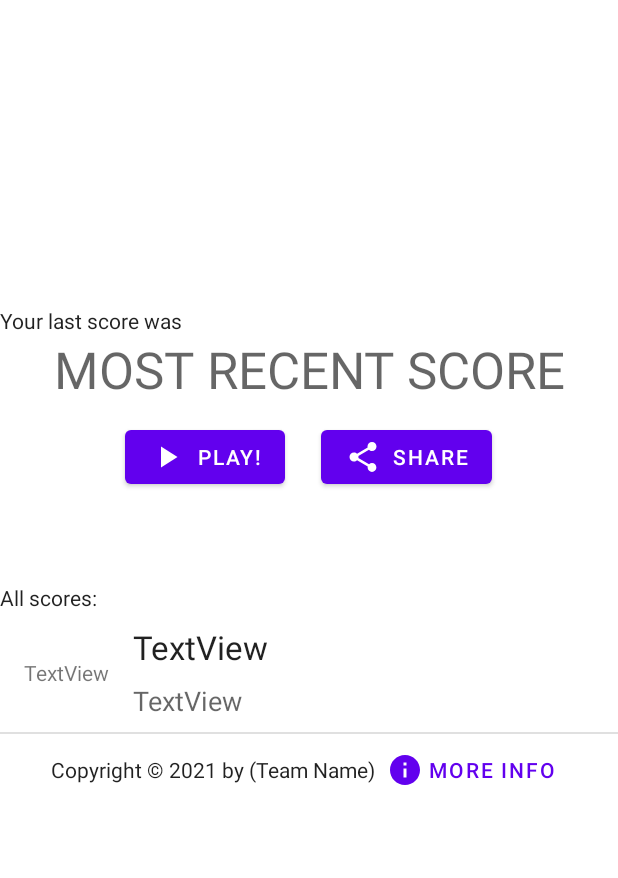
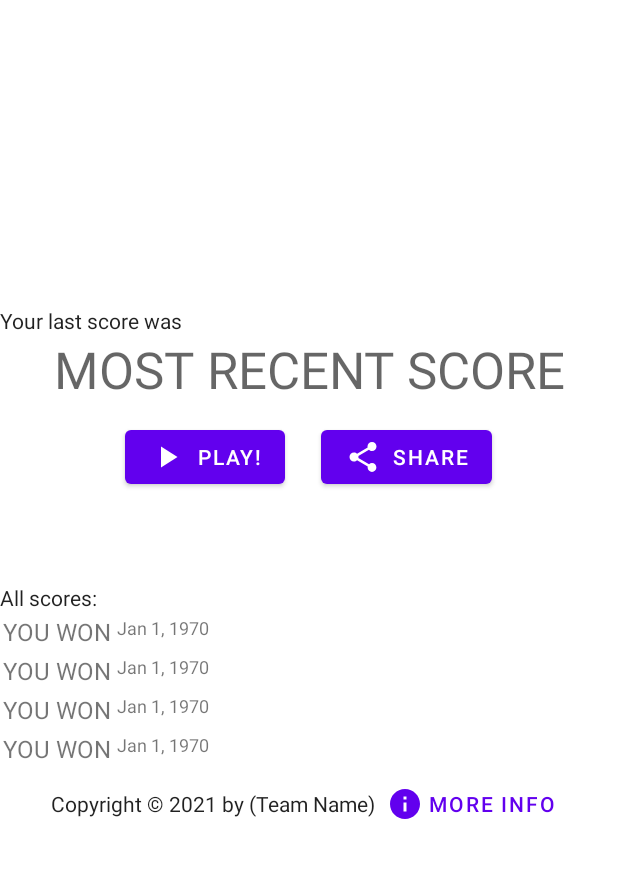
Before and after one commit to JacobFV/20Questions, an Android app: the screen it shows after launch (HomeActivity), on a phone screen of 412 x 824 dp, the part 211-1089 px from its top. Run offline under Robolectric (Android 15) with nearby library versions, the phone set to English and light mode, and no system bars; our stand-ins replace Room's generated code.

Commit message:
home recycler and data model working separately!

```diff
--- a/app/src/main/java/com/example/a20questions/ui/home/HomeActivity.kt
+++ b/app/src/main/java/com/example/a20questions/ui/home/HomeActivity.kt
@@ -14,6 +14,8 @@ import androidx.recyclerview.widget.RecyclerView
 import com.example.a20questions.R
 import com.example.a20questions.data.AppDatabase
 import com.example.a20questions.data.SavedGame
+import com.example.a20questions.data.exampleQuestionsAndAnswers1
+import com.example.a20questions.data.exampleQuestionsAndAnswers2
 import com.example.a20questions.ui.questionnairre.QuestionnaireActivity
 
 class HomeActivity : AppCompatActivity() {
@@ -24,22 +26,29 @@ class HomeActivity : AppCompatActivity() {
     override fun onCreate(savedInstanceState: Bundle?) {
         super.onCreate(savedInstanceState)
         setContentView(R.layout.activity_home)
-        savedGamesListAdaptor = SavedGameRecyclerAdapter(mutableListOf())
+        savedGamesListAdaptor = SavedGameRecyclerAdapter(mutableListOf(
+            SavedGame(1, 1628524385, "Aug 9, 2021 10:00am",
+                exampleQuestionsAndAnswers1, true, "test"),
+            SavedGame(1, 1628524399, "Aug 9, 2021 10:05am",
+                exampleQuestionsAndAnswers1, true, "test"),
+            SavedGame(1, 1628524801, "Aug 9, 2021 11:00am",
+                exampleQuestionsAndAnswers2, false, "test"),
+            SavedGame(1, 1628525002, "Aug 9, 2021 11:35am",
+                exampleQuestionsAndAnswers2, false, "test"),
+        ))
         initView()
-        initData()
+        //initData()
+    }
+
+    private fun initView() {
+        val savedGamesRecyclerView: RecyclerView =
+            findViewById(R.id.home_savedgames_recyclerview)
+        savedGamesRecyclerView.adapter = savedGamesListAdaptor
+        //savedGamesRecyclerView.addItemDecoration(DividerItemDecoration(this, DividerItemDecoration.VERTICAL))
+        savedGamesRecyclerView.layoutManager = LinearLayoutManager(this)
     }
 
     private fun initData() {
-        /*runBlocking {
-            launch {
-                val db = Room.databaseBuilder(
-                    applicationContext,
-                    AppDatabase::class.java, "atwentyqdb"
-                ).build()
-                val savedGameDao = db.savedGameDao()
-                val savedGames: List<SavedGame> = savedGameDao.getAll()
-            }
-        }*/
         // thanks:
         // https://medium.com/@tonia.tkachuk/android-app-example-using-room-database-63f7091e69af
         homeViewModel = ViewModelProvider(this).get(HomeViewModel::class.java)
@@ -49,14 +58,6 @@ class HomeActivity : AppCompatActivity() {
             }
         )
         // end thanks
-    }
-
-    private fun initView() {
-        val savedGamesRecyclerView: RecyclerView =
-            findViewById(R.id.home_savedgames_recyclerview)
-        savedGamesRecyclerView.adapter = savedGamesListAdaptor
-        savedGamesRecyclerView.addItemDecoration(DividerItemDecoration(this, DividerItemDecoration.VERTICAL))
-        savedGamesRecyclerView.layoutManager = LinearLayoutManager(this)
     }
 
     fun play_button_clicked(view: View) {
--- a/app/src/main/java/com/example/a20questions/ui/home/SavedGameRecyclerAdapter.java
+++ b/app/src/main/java/com/example/a20questions/ui/home/SavedGameRecyclerAdapter.java
@@ -1,5 +1,7 @@
 package com.example.a20questions.ui.home;
 
+import android.annotation.SuppressLint;
+import android.util.Log;
 import android.view.LayoutInflater;
 import android.view.View;
 import android.view.ViewGroup;
@@ -15,7 +17,7 @@ import java.util.List;
 
 public class SavedGameRecyclerAdapter extends RecyclerView.Adapter<SavedGameRecyclerAdapter.SavedGameViewHolder> {
 
-    List<SavedGame> savedGames;
+    private List<SavedGame> savedGames;
 
     public SavedGameRecyclerAdapter(List<SavedGame> savedGames) {
         this.savedGames = savedGames;
@@ -25,14 +27,21 @@ public class SavedGameRecyclerAdapter extends RecyclerView.Adapter<SavedGameRecy
     @Override
     public SavedGameViewHolder onCreateViewHolder(@NonNull ViewGroup parent, int viewType) {
         LayoutInflater layoutInflater = LayoutInflater.from(parent.getContext());
-        View view = layoutInflater.inflate(R.layout.row_item, parent, false);
-        return new SavedGameViewHolder(view);
+        View savedgameView = layoutInflater.inflate(R.layout.saved_game_row_item, parent, false);
+        return new SavedGameViewHolder(savedgameView);
     }
 
     @Override
     public void onBindViewHolder(@NonNull SavedGameViewHolder holder, int position) {
-        holder.didwinText.setText(savedGames.get(position).getDid_win() ? "You won!" : "You lost!");
-        holder.timeText.setText(savedGames.get(position).getTime_completed_formatted());
+        SavedGame savedGame = savedGames.get(position);
+
+        Log.d("holder", holder.toString());
+        Log.d("position", Integer.toString(position));
+        Log.d("savedgames size", Integer.toString(savedGames.size()));
+        Log.d("savedgames[0]", savedGames.get(0).getQuestions_and_answers());
+
+        //holder.didwinText.setText(savedGame.getDid_win() ? "You won!" : "You lost!");
+        //holder.timeText.setText(savedGame.getTime_completed_formatted());
     }
 
     @Override
@@ -50,8 +59,8 @@ public class SavedGameRecyclerAdapter extends RecyclerView.Adapter<SavedGameRecy
 
         public SavedGameViewHolder(@NonNull View itemView) {
             super(itemView);
-            didwinText = itemView.findViewById(R.id.savedgame_didwin_textview);
-            timeText = itemView.findViewById(R.id.savedgame_time_textview);
+            didwinText = (TextView) itemView.findViewById(R.id.savedgame_didwin_textview);
+            timeText = (TextView) itemView.findViewById(R.id.savedgame_time_textview);
         }
     }
 }
--- a/app/src/main/res/layout-w936dp/saved_game_item.xml
+++ b/app/src/main/res/layout/saved_game_row_item.xml
@@ -1,7 +1,5 @@
 <?xml version="1.0" encoding="utf-8"?>
-<RelativeLayout xmlns:android="http://schemas.android.com/apk/res/android"
-    xmlns:tools="http://schemas.android.com/tools"
-    xmlns:card_view="http://schemas.android.com/apk/res-auto"
+<LinearLayout xmlns:android="http://schemas.android.com/apk/res/android"
     android:layout_width="match_parent"
     android:layout_height="wrap_content">
 
@@ -22,4 +20,4 @@
         android:layout_toEndOf="@id/savedgame_didwin_textview"
         android:layout_margin="@dimen/cardview_default_radius"/>
 
-</RelativeLayout>
+</LinearLayout>
```
